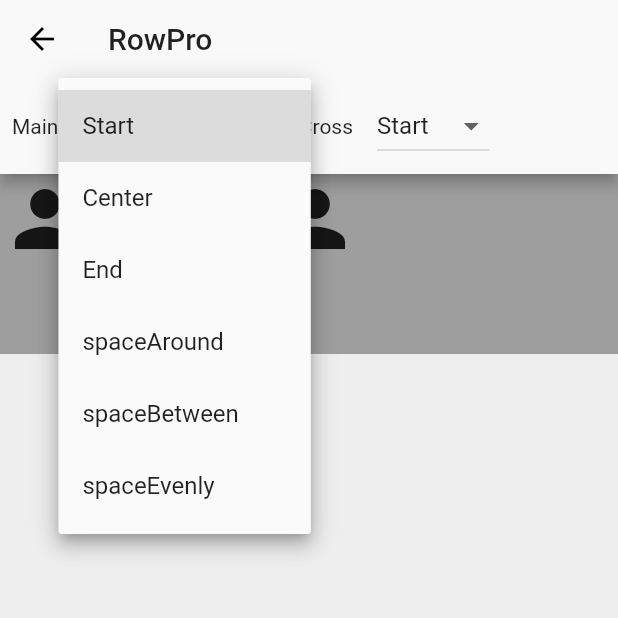
After one commit to kishansinhparmar/Flutter-Basic-Widgets, a Flutter app: the RowProDemo screen opened by its route, after a tap on "Start", on a phone screen of 412 x 824 dp, the top half of it. The commit adds this screen. Run offline on Flutter 3.47's test engine with Material 2 defaults, Android fonts, the phone set to English and light mode, and no system bars.

Commit message:
RowProDemo

```diff
--- a/lib/widgets/ExpandableListDemo.dart
+++ b/lib/widgets/ExpandableListDemo.dart
@@ -2,6 +2,7 @@ import 'package:flutter/material.dart';
 import 'package:flutter_basic_widgets/widgets/positions/ContainerDemo.dart';
 import 'package:flutter_basic_widgets/widgets/positions/RowColumnDemo.dart';
 import 'package:flutter_basic_widgets/widgets/positions/ColumnPro.dart';
+import 'package:flutter_basic_widgets/widgets/positions/RowProDemo.dart';
 import 'package:flutter_basic_widgets/widgets/others/ImageDemo.dart';
 import 'package:flutter_basic_widgets/widgets/others/AlertsDemo.dart';
 import 'package:flutter_basic_widgets/widgets/others/GradientDemo.dart';
@@ -76,8 +77,9 @@ final List<Entry> data = <Entry>[
       Entry('Align', AlignDemo.routeName),
       Entry('Indexed', IndexedStackDemo.routeName),
       Entry('Flex', FlexDemo.routeName),
-      Entry('RowColumn', RowColumnDemo.routeName),
+      // Entry('RowColumn', RowColumnDemo.routeName),
       Entry('ColumnPro', ColumnProDemo.routeName),
+      Entry('RowPro', RowProDemo.routeName),
     ],
   ),
   Entry(
--- /dev/null
+++ b/lib/widgets/positions/RowProDemo.dart
@@ -0,0 +1,231 @@
+import 'package:flutter/material.dart';
+
+class RowProDemo extends StatefulWidget {
+  static final String routeName = "/rowproDemo";
+  @override
+  _RowProDemoState createState() => _RowProDemoState();
+}
+
+class _RowProDemoState extends State<RowProDemo> {
+  MainAxisAlignment _mainAxis;
+  String _mainAxisStrValue;
+  CrossAxisAlignment _crossAxis;
+  String _crossAxisStrValue;
+
+  _RowProDemoState() {
+    _mainAxis = MainAxisAlignment.start;
+    _mainAxisStrValue = "0";
+    _crossAxis = CrossAxisAlignment.start;
+    _crossAxisStrValue = "0";
+  }
+
+  @override
+  Widget build(BuildContext context) {
+    return Scaffold(
+        appBar: AppBar(
+          title: Text("RowPro"),
+          bottom: PreferredSize(
+            preferredSize: Size(0.0, 60.0),
+            child: Column(
+              children: <Widget>[
+                Row(
+                  mainAxisAlignment: MainAxisAlignment.start,
+                  children: <Widget>[
+                    new Padding(
+                      padding: const EdgeInsets.all(8.0),
+                      child: Text("Main"),
+                    ),
+                    new Padding(
+                      padding: const EdgeInsets.all(8.0),
+                      child: DropdownButton(
+                        items: _getMainAxisAlignments(),
+                        value: _mainAxisStrValue,
+                        onChanged: (item) {
+                          _mainAxisChange(item);
+                        },
+                      ),
+                    ),
+                    new Padding(
+                      padding: const EdgeInsets.all(8.0),
+                      child: Text("Cross"),
+                    ),
+                    new Padding(
+                      padding: const EdgeInsets.all(8.0),
+                      child: DropdownButton(
+                        items: _getCrossAxisAlignments(),
+                        value: _crossAxisStrValue,
+                        onChanged: (item) {
+                          _crossAxisChange(item);
+                        },
+                      ),
+                    )
+                  ],
+                ),
+              ],
+            ),
+          ),
+        ),
+        body: SafeArea(
+          child: Container(
+            color: Colors.grey,
+            child: Row(
+              mainAxisAlignment: _mainAxis,
+              crossAxisAlignment: _crossAxis,
+              // mainAxisSize: MainAxisSize.max,
+              children: <Widget>[
+                Icon(
+                  Icons.person,
+                  size: 60.0,
+                ),
+                Icon(
+                  Icons.person,
+                  size: 120.0,
+                ),
+                Icon(
+                  Icons.person,
+                  size: 60.0,
+                ),
+              ],
+            ),
+          ),
+        ));
+  }
+
+  List<DropdownMenuItem<String>> _getMainAxisAlignments() {
+    List<DropdownMenuItem<String>> _mainAxisItems;
+
+    _mainAxisItems = List<DropdownMenuItem<String>>();
+    _mainAxisItems.add(DropdownMenuItem(
+      child: Text("Start"),
+      value: "0",
+    ));
+    _mainAxisItems.add(DropdownMenuItem(
+      child: Text("Center"),
+      value: "1",
+    ));
+    _mainAxisItems.add(DropdownMenuItem(
+      child: Text("End"),
+      value: "2",
+    ));
+    _mainAxisItems.add(DropdownMenuItem(
+      child: Text("spaceAround"),
+      value: "3",
+    ));
+    _mainAxisItems.add(DropdownMenuItem(
+      child: Text("spaceBetween"),
+      value: "4",
+    ));
+    _mainAxisItems.add(DropdownMenuItem(
+      child: Text("spaceEvenly"),
+      value: "5",
+    ));
+
+    return _mainAxisItems;
+  }
+
+  List<DropdownMenuItem<String>> _getCrossAxisAlignments() {
+    List<DropdownMenuItem<String>> _crossAxisItems;
+
+    _crossAxisItems = List<DropdownMenuItem<String>>();
+    _crossAxisItems.add(DropdownMenuItem(
+      child: Text("Start"),
+      value: "0",
+    ));
+    _crossAxisItems.add(DropdownMenuItem(
+      child: Text("Center"),
+      value: "1",
+    ));
+    _crossAxisItems.add(DropdownMenuItem(
+      child: Text("End"),
+      value: "2",
+    ));
+    _crossAxisItems.add(DropdownMenuItem(
+      child: Text("Stretch"),
+      value: "3",
+    ));
+
+    return _crossAxisItems;
+  }
+
+  _mainAxisChange(item) {
+    switch (item) {
+      case "0":
+        setState(() {
+          _mainAxis = MainAxisAlignment.start;
+          _mainAxisStrValue = "0";
+        });
+        break;
+      case "1":
+        setState(() {
+          _mainAxis = MainAxisAlignment.center;
+          _mainAxisStrValue = "1";
+        });
+        break;
+      case "2":
+        setState(() {
+          _mainAxis = MainAxisAlignment.end;
+          _mainAxisStrValue = "2";
+        });
+        break;
+      case "3":
+        setState(() {
+          _mainAxis = MainAxisAlignment.spaceAround;
+          _mainAxisStrValue = "3";
+        });
+        break;
+      case "4":
+        setState(() {
+          _mainAxis = MainAxisAlignment.spaceBetween;
+          _mainAxisStrValue = "4";
+        });
+        break;
+      case "5":
+        setState(() {
+          _mainAxis = MainAxisAlignment.spaceEvenly;
+          _mainAxisStrValue = "5";
+        });
+        break;
+      default:
+        setState(() {
+          _mainAxis = MainAxisAlignment.start;
+          _mainAxisStrValue = "0";
+        });
+        break;
+    }
+  }
+
+  _crossAxisChange(item) {
+    switch (item) {
+      case "0":
+        setState(() {
+          _crossAxis = CrossAxisAlignment.start;
+          _crossAxisStrValue = "0";
+        });
+        break;
+      case "1":
+        setState(() {
+          _crossAxis = CrossAxisAlignment.center;
+          _crossAxisStrValue = "1";
+        });
+        break;
+      case "2":
+        setState(() {
+          _crossAxis = CrossAxisAlignment.end;
+          _crossAxisStrValue = "2";
+        });
+        break;
+      case "3":
+        setState(() {
+          _crossAxis = CrossAxisAlignment.stretch;
+          _crossAxisStrValue = "3";
+        });
+        break;
+      default:
+        setState(() {
+          _crossAxis = CrossAxisAlignment.start;
+          _crossAxisStrValue = "0";
+        });
+        break;
+    }
+  }
+}
```
Also changed, not shown: lib/main.dart (+20 -23 lines).
